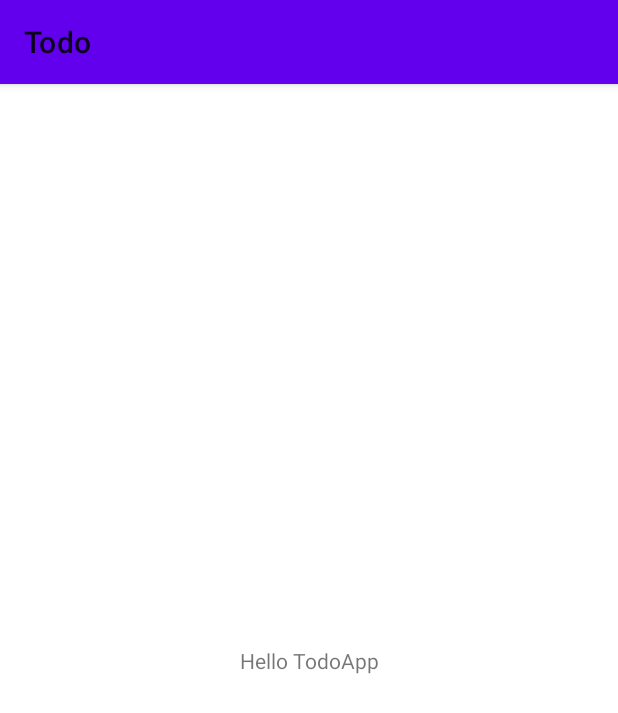
After one commit to mkSpace/Todo-Android, an Android app: the MainFragment screen opened directly, with no data from a screen before it, on a phone screen of 412 x 824 dp. The commit adds this screen. Shown: the top 713 px of the screen. Run offline under Robolectric (Android 15) with nearby library versions, the phone set to English and light mode, and no system bars; our stand-ins replace Dagger/Hilt's generated code.

Commit message:
Implement MainNavigation

```diff
--- a/app/src/main/java/com/funin/todo/ui/main/MainActivity.kt
+++ b/app/src/main/java/com/funin/todo/ui/main/MainActivity.kt
@@ -2,13 +2,24 @@ package com.funin.todo.ui.main
 
 import android.os.Bundle
 import androidx.appcompat.app.AppCompatActivity
+import androidx.navigation.NavController
+import androidx.navigation.fragment.NavHostFragment
 import com.funin.todo.R
 import dagger.hilt.android.AndroidEntryPoint
 
 @AndroidEntryPoint
 class MainActivity : AppCompatActivity() {
+
+    private lateinit var navController: NavController
+
     override fun onCreate(savedInstanceState: Bundle?) {
         super.onCreate(savedInstanceState)
         setContentView(R.layout.activity_main)
+        setupNavController()
+    }
+
+    private fun setupNavController() {
+        navController = (supportFragmentManager.findFragmentById(R.id.nav_host_fragment)
+                as NavHostFragment).navController
     }
 }
--- /dev/null
+++ b/app/src/main/java/com/funin/todo/ui/main/MainFragment.kt
@@ -0,0 +1,26 @@
+package com.funin.todo.ui.main
+
+import android.os.Bundle
+import android.view.LayoutInflater
+import android.view.View
+import android.view.ViewGroup
+import com.funin.base.autoCleared
+import com.funin.todo.databinding.FragmentMainBinding
+import com.funin.todo.ui.BaseViewModelFragment
+import dagger.hilt.android.AndroidEntryPoint
+
+@AndroidEntryPoint
+class MainFragment : BaseViewModelFragment() {
+
+    private var binding by autoCleared<FragmentMainBinding>()
+
+    override fun onCreateView(
+        inflater: LayoutInflater,
+        container: ViewGroup?,
+        savedInstanceState: Bundle?
+    ): View {
+        binding = FragmentMainBinding.inflate(inflater, container, false)
+        return binding.root
+    }
+
+}
--- a/app/src/main/res/layout/activity_main.xml
+++ b/app/src/main/res/layout/activity_main.xml
@@ -1,18 +1,17 @@
 <?xml version="1.0" encoding="utf-8"?>
-<androidx.constraintlayout.widget.ConstraintLayout xmlns:android="http://schemas.android.com/apk/res/android"
+<FrameLayout xmlns:android="http://schemas.android.com/apk/res/android"
     xmlns:app="http://schemas.android.com/apk/res-auto"
     xmlns:tools="http://schemas.android.com/tools"
     android:layout_width="match_parent"
     android:layout_height="match_parent"
     tools:context=".ui.main.MainActivity">
 
-    <TextView
-        android:layout_width="wrap_content"
-        android:layout_height="wrap_content"
-        android:text="Hello World!"
-        app:layout_constraintBottom_toBottomOf="parent"
-        app:layout_constraintLeft_toLeftOf="parent"
-        app:layout_constraintRight_toRightOf="parent"
-        app:layout_constraintTop_toTopOf="parent" />
+    <androidx.fragment.app.FragmentContainerView
+        android:id="@+id/nav_host_fragment"
+        android:name="androidx.navigation.fragment.NavHostFragment"
+        android:layout_width="match_parent"
+        android:layout_height="match_parent"
+        app:defaultNavHost="true"
+        app:navGraph="@navigation/main_navigation" />
 
-</androidx.constraintlayout.widget.ConstraintLayout>
+</FrameLayout>
--- /dev/null
+++ b/app/src/main/res/layout/fragment_main.xml
@@ -0,0 +1,16 @@
+<?xml version="1.0" encoding="utf-8"?>
+<androidx.constraintlayout.widget.ConstraintLayout xmlns:android="http://schemas.android.com/apk/res/android"
+    xmlns:app="http://schemas.android.com/apk/res-auto"
+    android:layout_width="match_parent"
+    android:layout_height="match_parent">
+
+    <TextView
+        android:layout_width="wrap_content"
+        android:layout_height="wrap_content"
+        android:text="Hello TodoApp"
+        app:layout_constraintTop_toTopOf="parent"
+        app:layout_constraintBottom_toBottomOf="parent"
+        app:layout_constraintStart_toStartOf="parent"
+        app:layout_constraintEnd_toEndOf="parent" />
+
+</androidx.constraintlayout.widget.ConstraintLayout>
--- /dev/null
+++ b/app/src/main/res/navigation/main_navigation.xml
@@ -0,0 +1,11 @@
+<?xml version="1.0" encoding="utf-8"?>
+<navigation xmlns:android="http://schemas.android.com/apk/res/android"
+    xmlns:app="http://schemas.android.com/apk/res-auto"
+    android:id="@+id/main_navigation"
+    app:startDestination="@id/fragment_main">
+
+    <fragment
+        android:id="@+id/fragment_main"
+        android:name="com.funin.todo.ui.main.MainFragment" />
+
+</navigation>
```
